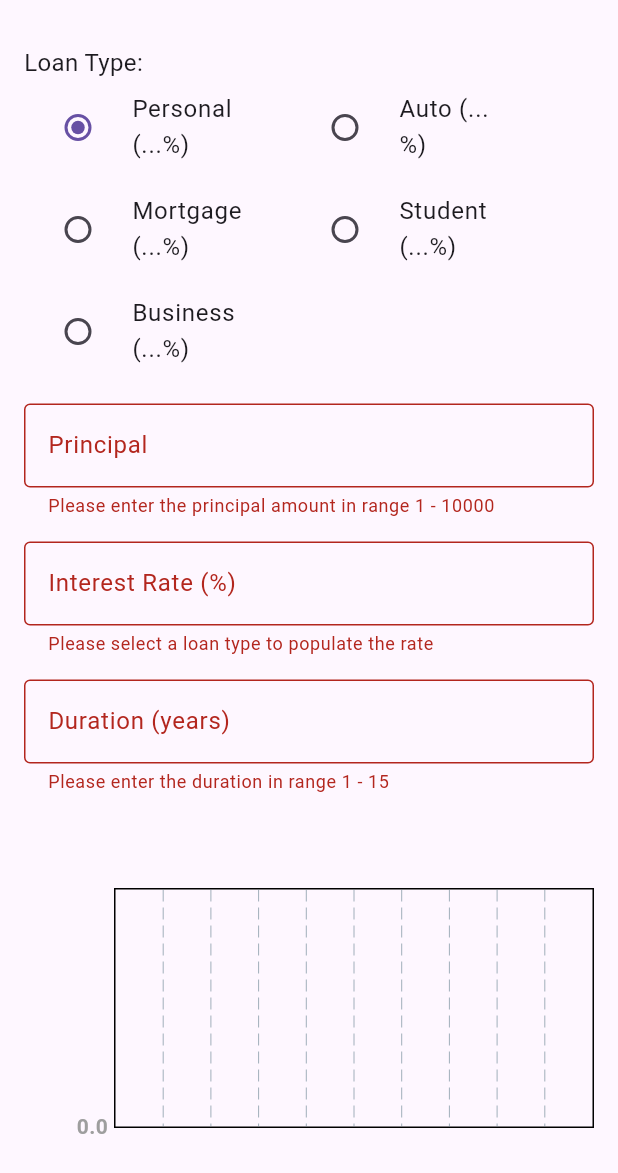
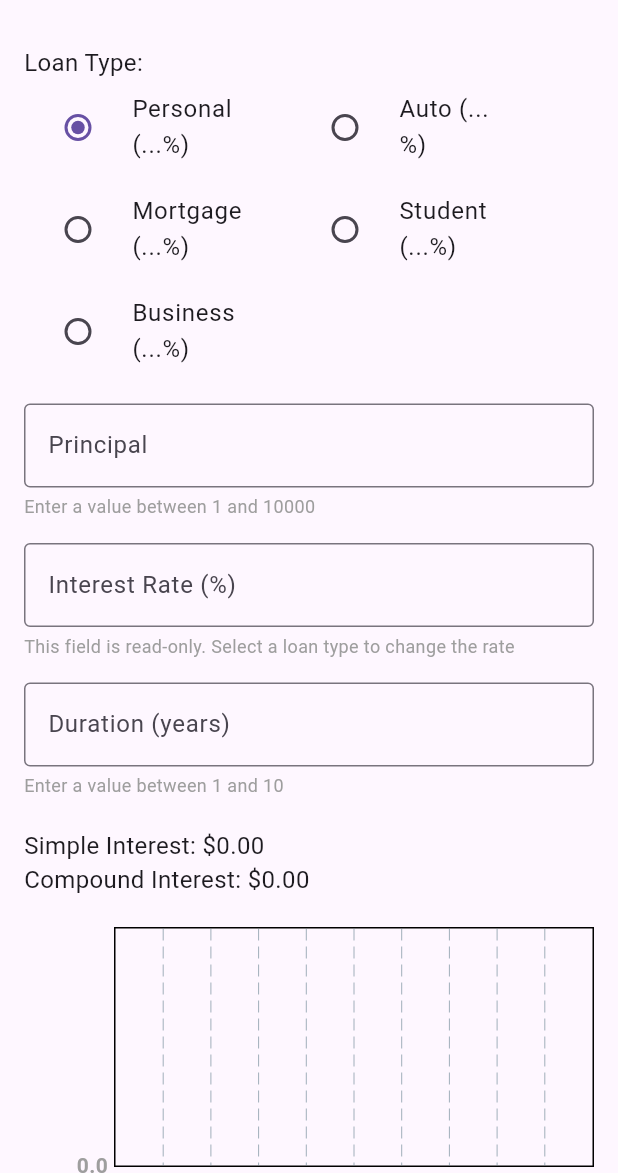
Before and after one commit to Muditha-Kumara/Spiral_Model, a Flutter app: the screen it shows after launch, after a tap on an icon or button, on a phone screen of 412 x 824 dp, the part 63-1236 px from its top. Run offline on Flutter 3.47's test engine with Material 3 defaults, Android fonts, the phone set to English and light mode, and no system bars; drawn by our look-alikes of fl_chart; missing offline and left inert: window_manager; network calls fail.

Commit message:
add help guids

```diff
--- a/frontend_flutter/lib/screens/home_screen.dart
+++ b/frontend_flutter/lib/screens/home_screen.dart
@@ -116,24 +116,38 @@ class _LoanFormState extends State<LoanForm> {
         child: Form(
           key: _formKey,
           autovalidateMode:
-              AutovalidateMode.onUserInteraction, // Enable real-time validation
+              AutovalidateMode.disabled, // Disable real-time validation
           child: Column(
             crossAxisAlignment: CrossAxisAlignment.start,
             children: [
               const Text('Loan Type:', style: TextStyle(fontSize: 16)),
               _buildLoanTypeRadioButtons(),
               const SizedBox(height: 16),
-              _buildTextField(_principalController, 'Principal',
-                  'Please enter the principal amount in range 1 - 10000',
-                  min: 1, max: 10000, lastValidValue: _lastValidPrincipal),
+              _buildTextFieldWithInstruction(
+                  _principalController,
+                  'Principal',
+                  'Please enter the principal amount',
+                  'Enter a value between 1 and 10000',
+                  min: 1,
+                  max: 10000,
+                  lastValidValue: _lastValidPrincipal),
               const SizedBox(height: 16),
-              _buildTextField(_rateController, 'Interest Rate (%)',
-                  'Please select a loan type to populate the rate',
-                  readOnly: true, lastValidValue: "Select a loan type"),
+              _buildTextFieldWithInstruction(
+                  _rateController,
+                  'Interest Rate (%)',
+                  'Please select a loan type',
+                  'This field is read-only. Select a loan type to change the rate',
+                  readOnly: true,
+                  lastValidValue: ''), // No validation needed
               const SizedBox(height: 16),
-              _buildTextField(_durationController, 'Duration (years)',
-                  'Please enter the duration in range 1 - 15',
-                  min: 1, max: 15, lastValidValue: _lastValidDuration),
+              _buildTextFieldWithInstruction(
+                  _durationController,
+                  'Duration (years)',
+                  'Please enter the duration in years',
+                  'Enter a value between 1 and 10',
+                  min: 1,
+                  max: 10,
+                  lastValidValue: _lastValidDuration),
               const SizedBox(height: 20),
               Text(
                 _result,
@@ -146,7 +160,7 @@ class _LoanFormState extends State<LoanForm> {
                 height: 200,
                 child: _buildBarChart(),
               ),
-              const SizedBox(height: 16),
+              //const SizedBox(height: 5),
               const Center(
                 child: Text(
                   'Month',
@@ -198,13 +212,16 @@ class _LoanFormState extends State<LoanForm> {
     );
   }
 
-  Widget _buildTextField(
-      TextEditingController controller, String label, String validationMessage,
+  Widget _buildTextFieldWithInstruction(TextEditingController controller,
+      String label, String validationMessage, String instruction,
       {bool readOnly = false,
       double? min,
       double? max,
       required String lastValidValue}) {
-    return TextFormField(
+    return Column(
+      crossAxisAlignment: CrossAxisAlignment.start,
+      children: [
+        TextFormField(
           controller: controller,
           decoration: InputDecoration(
             labelText: label,
@@ -215,22 +232,6 @@ class _LoanFormState extends State<LoanForm> {
           inputFormatters: [
             FilteringTextInputFormatter.digitsOnly
           ], // Limit input to numbers only
-      validator: (value) {
-        if (value == null || value.isEmpty) {
-          return validationMessage;
-        }
-        final doubleValue = double.tryParse(value);
-        if (doubleValue == null) {
-          return 'Please enter a valid number in range $min - $max';
-        }
-        if (min != null && doubleValue < min) {
-          return 'Value must be at least $min';
-        }
-        if (max != null && doubleValue > max) {
-          return 'Value must be at most $max';
-        }
-        return null;
-      },
           onChanged: (value) {
             final doubleValue = double.tryParse(value);
             if (doubleValue != null) {
@@ -239,8 +240,10 @@ class _LoanFormState extends State<LoanForm> {
                 setState(() {
                   controller.text =
                       lastValidValue; // Revert to the last valid value
-              controller.selection = TextSelection.fromPosition(TextPosition(
-                  offset: controller.text.length)); // Move cursor to the end
+                  controller.selection = TextSelection.fromPosition(
+                      TextPosition(
+                          offset: controller
+                              .text.length)); // Move cursor to the end
                 });
               } else {
                 if (controller == _principalController) {
@@ -251,6 +254,13 @@ class _LoanFormState extends State<LoanForm> {
               }
             }
           },
+        ),
+        const SizedBox(height: 4),
+        Text(
+          instruction,
+          style: const TextStyle(color: Colors.grey, fontSize: 12),
+        ),
+      ],
     );
   }
 
@@ -321,6 +331,7 @@ class _LoanFormState extends State<LoanForm> {
                 );
               },
               reservedSize: 40,
+              interval: 1, // Show every label
             ),
           ),
         ),
```
Also changed, not shown: 8 other files. Lines whose indentation alone changed are shown as unchanged.
